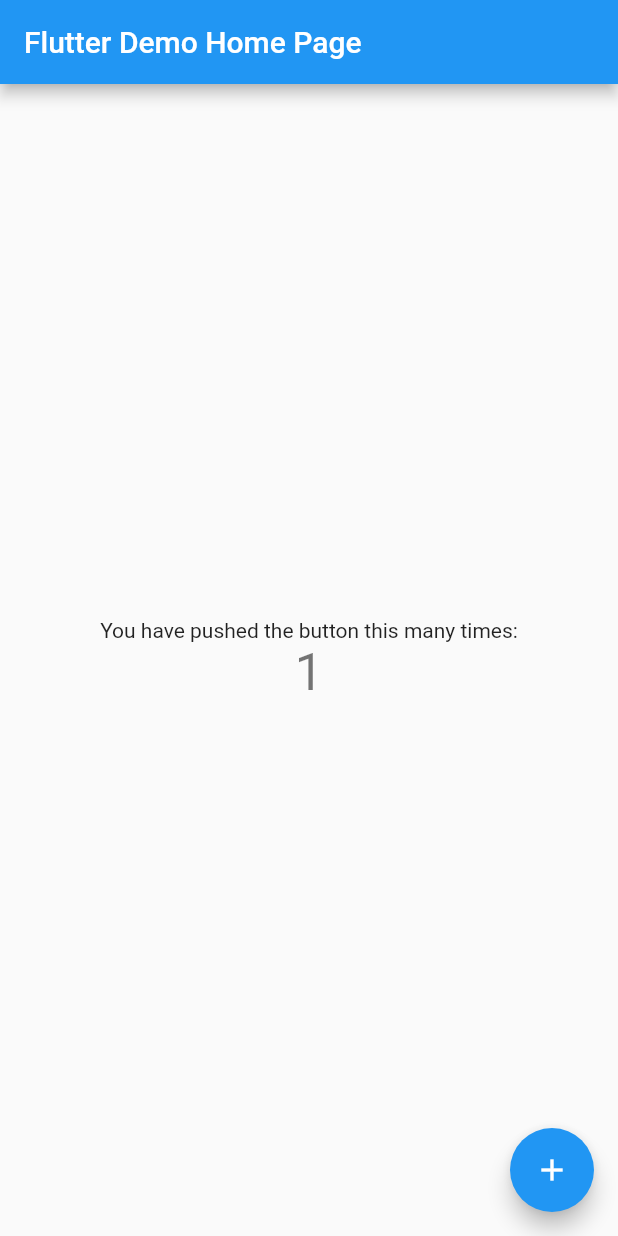
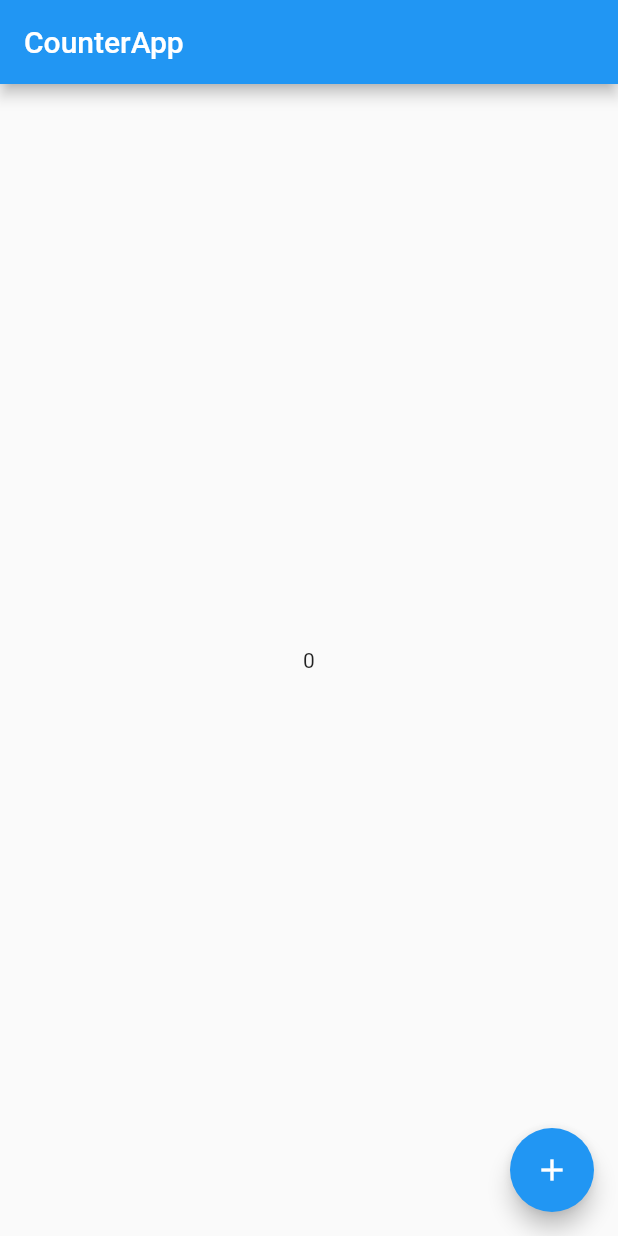
Before and after one commit to linnefromice/flutter_counter_02, a Flutter app: the screen it shows after launch, after a tap on the "add" icon, on a phone screen of 412 x 824 dp. Run offline on Flutter 3.47's test engine with Material 2 defaults, Android fonts, the phone set to English and light mode, and no system bars; our stand-ins replace flutter_hooks, hooks_riverpod, state_notifier.

Commit message:
use Riverpod & Flutter Hooks

```diff
--- a/lib/main.dart
+++ b/lib/main.dart
@@ -1,113 +1,40 @@
 import 'package:flutter/material.dart';
+import 'package:flutter_hooks/flutter_hooks.dart';
+import 'package:hooks_riverpod/hooks_riverpod.dart';
+import 'package:state_notifier/state_notifier.dart';
+
+final counterProvider = StateNotifierProvider((_) => Counter());
+class Counter extends StateNotifier<int> {
+  Counter(): super(0);
+  void increment() => state++;
+}
 
 void main() {
-  runApp(MyApp());
+  runApp(
+    ProviderScope(child: CounterApp())
+  );
 }
 
-class MyApp extends StatelessWidget {
-  // This widget is the root of your application.
+class CounterApp extends HookWidget {
+
   @override
   Widget build(BuildContext context) {
+    final state = useProvider(counterProvider.state);
+    final counter = useProvider(counterProvider);
+
     return MaterialApp(
-      title: 'Flutter Demo',
-      theme: ThemeData(
-        // This is the theme of your application.
-        //
-        // Try running your application with "flutter run". You'll see the
-        // application has a blue toolbar. Then, without quitting the app, try
-        // changing the primarySwatch below to Colors.green and then invoke
-        // "hot reload" (press "r" in the console where you ran "flutter run",
-        // or simply save your changes to "hot reload" in a Flutter IDE).
-        // Notice that the counter didn't reset back to zero; the application
-        // is not restarted.
-        primarySwatch: Colors.blue,
-      ),
-      home: MyHomePage(title: 'Flutter Demo Home Page'),
+      home: Scaffold(
+        appBar: AppBar(
+          title: Text("CounterApp"),
+        ),
+        body: Center(
+          child: Text(state.toString()),
+        ),
+        floatingActionButton: FloatingActionButton(
+          onPressed: () => counter.increment(),
+          child: Icon(Icons.add),
+        ),
+      )
     );
   }
 }
-
-class MyHomePage extends StatefulWidget {
-  MyHomePage({Key key, this.title}) : super(key: key);
-
-  // This widget is the home page of your application. It is stateful, meaning
-  // that it has a State object (defined below) that contains fields that affect
-  // how it looks.
-
-  // This class is the configuration for the state. It holds the values (in this
-  // case the title) provided by the parent (in this case the App widget) and
-  // used by the build method of the State. Fields in a Widget subclass are
-  // always marked "final".
-
-  final String title;
-
-  @override
-  _MyHomePageState createState() => _MyHomePageState();
-}
-
-class _MyHomePageState extends State<MyHomePage> {
-  int _counter = 0;
-
-  void _incrementCounter() {
-    setState(() {
-      // This call to setState tells the Flutter framework that something has
-      // changed in this State, which causes it to rerun the build method below
-      // so that the display can reflect the updated values. If we changed
-      // _counter without calling setState(), then the build method would not be
-      // called again, and so nothing would appear to happen.
-      _counter++;
-    });
-  }
-
-  @override
-  Widget build(BuildContext context) {
-    // This method is rerun every time setState is called, for instance as done
-    // by the _incrementCounter method above.
-    //
-    // The Flutter framework has been optimized to make rerunning build methods
-    // fast, so that you can just rebuild anything that needs updating rather
-    // than having to individually change instances of widgets.
-    return Scaffold(
-      appBar: AppBar(
-        // Here we take the value from the MyHomePage object that was created by
-        // the App.build method, and use it to set our appbar title.
-        title: Text(widget.title),
-      ),
-      body: Center(
-        // Center is a layout widget. It takes a single child and positions it
-        // in the middle of the parent.
-        child: Column(
-          // Column is also a layout widget. It takes a list of children and
-          // arranges them vertically. By default, it sizes itself to fit its
-          // children horizontally, and tries to be as tall as its parent.
-          //
-          // Invoke "debug painting" (press "p" in the console, choose the
-          // "Toggle Debug Paint" action from the Flutter Inspector in Android
-          // Studio, or the "Toggle Debug Paint" command in Visual Studio Code)
-          // to see the wireframe for each widget.
-          //
-          // Column has various properties to control how it sizes itself and
-          // how it positions its children. Here we use mainAxisAlignment to
-          // center the children vertically; the main axis here is the vertical
-          // axis because Columns are vertical (the cross axis would be
-          // horizontal).
-          mainAxisAlignment: MainAxisAlignment.center,
-          children: <Widget>[
-            Text(
-              'You have pushed the button this many times:',
-            ),
-            Text(
-              '$_counter',
-              style: Theme.of(context).textTheme.headline4,
-            ),
-          ],
-        ),
-      ),
-      floatingActionButton: FloatingActionButton(
-        onPressed: _incrementCounter,
-        tooltip: 'Increment',
-        child: Icon(Icons.add),
-      ), // This trailing comma makes auto-formatting nicer for build methods.
-    );
-  }
-}
```
Also changed, not shown: 1 other file.
